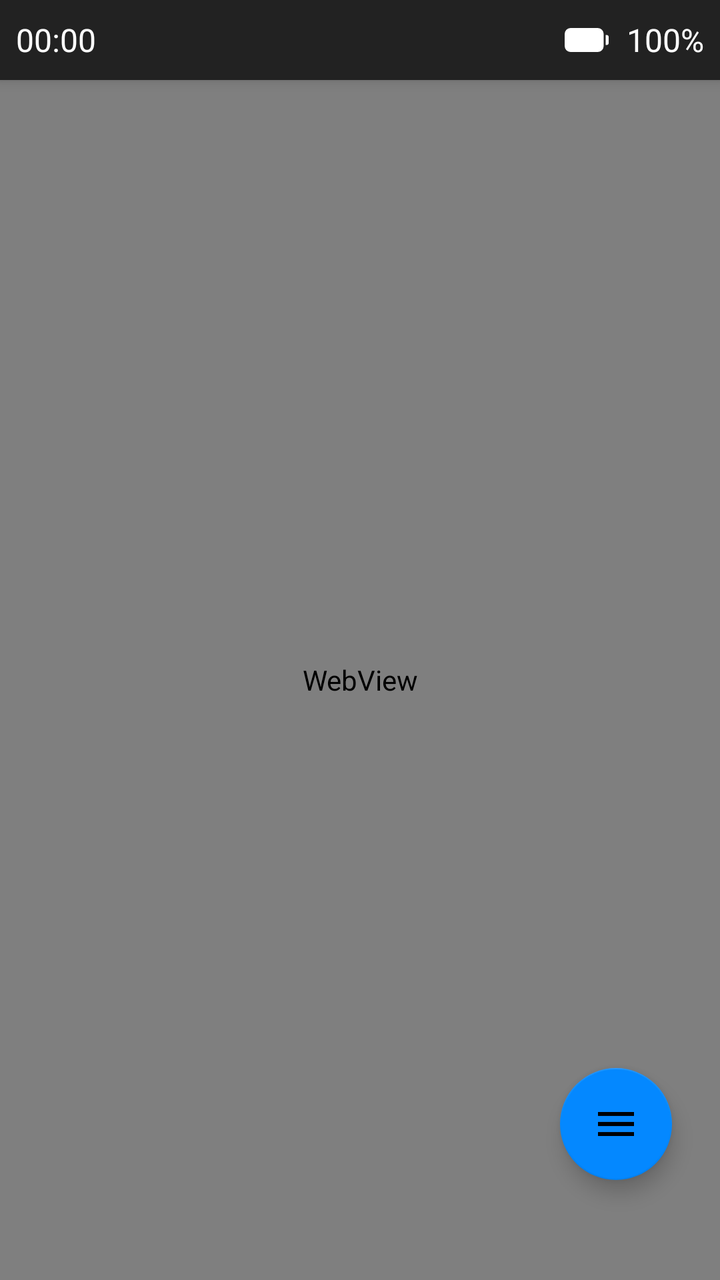
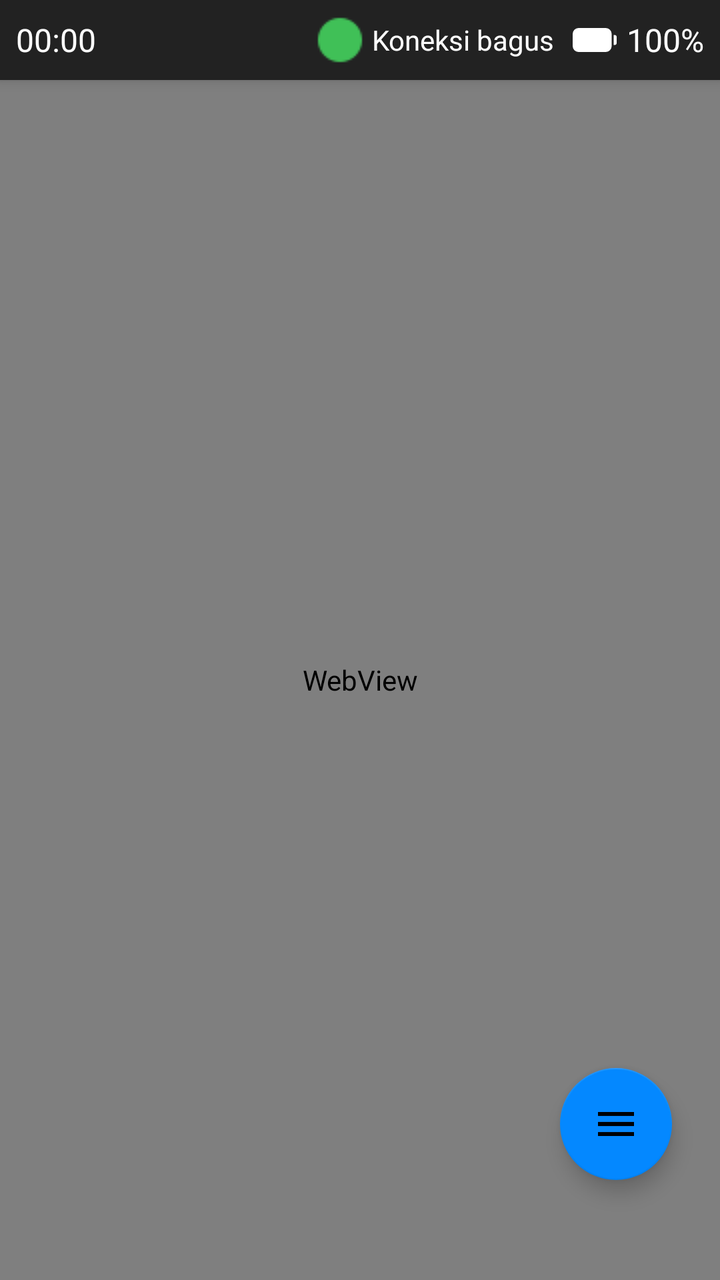

An Android layout rendered at two revisions. The XML below is the earlier revision; the diff shows what the commit changed to produce the second picture.
<!-- AndroidManifest.xml: application theme Theme.AppCompat.Light.NoActionBar -->
<!-- res/layout/activity_exam.xml -->
<?xml version="1.0" encoding="utf-8"?>
<RelativeLayout
    xmlns:android="http://schemas.android.com/apk/res/android"
    xmlns:app="http://schemas.android.com/apk/res-auto"
    android:layout_width="match_parent"
    android:layout_height="match_parent"
    android:keepScreenOn="true">

    
    <LinearLayout
        android:id="@+id/statusBar"
        android:layout_width="match_parent"
        android:layout_height="wrap_content"
        android:orientation="horizontal"
        android:padding="8dp"
        android:background="#222"
        android:gravity="center_vertical"
        android:elevation="4dp">

        
        <TextView
            android:id="@+id/tvClock"
            android:layout_width="0dp"
            android:layout_height="wrap_content"
            android:text="00:00"
            android:textColor="@android:color/white"
            android:textSize="16sp"
            android:layout_weight="1"/>

        
        <ImageView
            android:id="@+id/ivBattery"
            android:layout_width="24dp"
            android:layout_height="24dp"
            android:src="@drawable/ic_battery_full"
            android:tint="@android:color/white"
            android:layout_marginEnd="8dp"/>

        
        <TextView
            android:id="@+id/tvBattery"
            android:layout_width="wrap_content"
            android:layout_height="wrap_content"
            android:text="100%"
            android:textColor="@android:color/white"
            android:textSize="16sp"/>
    </LinearLayout>

    
    <WebView
        android:id="@+id/webView"
        android:layout_width="match_parent"
        android:layout_height="match_parent"
        android:layout_below="@id/statusBar"/>

    
    <com.google.android.material.floatingactionbutton.FloatingActionButton
        android:id="@+id/fabMain"
        android:layout_width="wrap_content"
        android:layout_height="wrap_content"
        android:layout_alignParentBottom="true"
        android:layout_alignParentEnd="true"
        android:layout_marginEnd="24dp"
        android:layout_marginBottom="50dp"
        android:src="@drawable/ic_menu"
        android:contentDescription="Menu"
        app:backgroundTint="@color/bg_menu_fab"/>

    <com.google.android.material.floatingactionbutton.FloatingActionButton
        android:id="@+id/fabRefresh"
        android:layout_width="wrap_content"
        android:layout_height="wrap_content"
        android:layout_alignParentBottom="true"
        android:layout_alignParentEnd="true"
        android:layout_marginEnd="24dp"
        android:layout_marginBottom="110dp"
        android:src="@drawable/ic_refresh"
        android:contentDescription="Refresh"
        android:visibility="gone"
        app:backgroundTint="@color/teal_200"/>

    <com.google.android.material.floatingactionbutton.FloatingActionButton
        android:id="@+id/fabExit"
        android:layout_width="wrap_content"
        android:layout_height="wrap_content"
        android:layout_alignParentBottom="true"
        android:layout_alignParentEnd="true"
        android:layout_marginEnd="24dp"
        android:layout_marginBottom="160dp"
        android:src="@drawable/ic_exit"
        android:contentDescription="Exit"
        android:visibility="gone"
        app:backgroundTint="@color/red"/>

</RelativeLayout>
<!-- resources referenced by this layout -->
<resources>
  <color name="bg_menu_fab">#0488ff</color>
  <color name="red">#f40000</color>
  <color name="teal_200">#03DAC5</color>
  <!-- drawable ic_battery_full (drawable) -->
  <vector xmlns:android="http://schemas.android.com/apk/res/android" android:height="24dp" android:tint="#000000" android:viewportHeight="960" android:viewportWidth="960" android:width="24dp">
        
      <path android:fillColor="@android:color/white" android:pathData="M160,720Q110,720 75,685Q40,650 40,600L40,360Q40,310 75,275Q110,240 160,240L700,240Q750,240 785,275Q820,310 820,360L820,600Q820,650 785,685Q750,720 700,720L160,720ZM860,580L860,380L880,380Q897,380 908.5,391.5Q920,403 920,420L920,540Q920,557 908.5,568.5Q897,580 880,580L860,580Z"/>
      
  </vector>
  <!-- drawable ic_exit: png bitmap (drawable, 2187 bytes) -->
  <!-- drawable ic_menu: png bitmap (drawable, 352 bytes) -->
  <!-- drawable ic_refresh: png bitmap (drawable, 1974 bytes) -->
</resources>

<!-- the commit's change to res/layout/activity_exam.xml (unified diff, before → after) -->
@@ -6,45 +6,73 @@
     android:layout_height="match_parent"
     android:keepScreenOn="true">
 
-    
-    <LinearLayout
-        android:id="@+id/statusBar"
-        android:layout_width="match_parent"
-        android:layout_height="wrap_content"
-        android:orientation="horizontal"
-        android:padding="8dp"
-        android:background="#222"
-        android:gravity="center_vertical"
-        android:elevation="4dp">
+		
+    	<LinearLayout
+		android:id="@+id/statusBar"
+		android:layout_width="match_parent"
+		android:layout_height="wrap_content"
+		android:orientation="horizontal"
+		android:padding="8dp"
+		android:background="#222"
+		android:gravity="center_vertical"
+		android:elevation="4dp">
 
-        
-        <TextView
-            android:id="@+id/tvClock"
-            android:layout_width="0dp"
-            android:layout_height="wrap_content"
-            android:text="00:00"
-            android:textColor="@android:color/white"
-            android:textSize="16sp"
-            android:layout_weight="1"/>
+		
+		<TextView
+			android:id="@+id/tvClock"
+			android:layout_width="wrap_content"
+			android:layout_height="wrap_content"
+			android:text="00:00"
+			android:textColor="@android:color/white"
+			android:textSize="16sp"
+			android:layout_gravity="center_vertical" />
 
-        
-        <ImageView
-            android:id="@+id/ivBattery"
-            android:layout_width="24dp"
-            android:layout_height="24dp"
-            android:src="@drawable/ic_battery_full"
-            android:tint="@android:color/white"
-            android:layout_marginEnd="8dp"/>
+		
+		<Space
+			android:layout_width="0dp"
+			android:layout_height="wrap_content"
+			android:layout_weight="1" />
 
-        
-        <TextView
-            android:id="@+id/tvBattery"
-            android:layout_width="wrap_content"
-            android:layout_height="wrap_content"
-            android:text="100%"
-            android:textColor="@android:color/white"
-            android:textSize="16sp"/>
-    </LinearLayout>
+		
+		<ImageView
+			android:id="@+id/statusIcon"
+			android:layout_width="24dp"
+			android:layout_height="24dp"
+			android:src="@drawable/ic_signal_good"
+			android:layout_gravity="center_vertical"
+			android:layout_marginEnd="4dp" />
+
+		
+		<TextView
+			android:id="@+id/statusText"
+			android:layout_width="wrap_content"
+			android:layout_height="wrap_content"
+			android:text="Koneksi bagus"
+			android:textColor="#FFFFFF"
+			android:textSize="14sp"
+			android:layout_gravity="center_vertical"
+			android:layout_marginEnd="8dp" />
+
+		
+		<ImageView
+			android:id="@+id/ivBattery"
+			android:layout_width="24dp"
+			android:layout_height="24dp"
+			android:src="@drawable/ic_battery_full"
+			android:tint="@android:color/white"
+			android:layout_gravity="center_vertical"
+			android:layout_marginEnd="4dp" />
+
+		
+		<TextView
+			android:id="@+id/tvBattery"
+			android:layout_width="wrap_content"
+			android:layout_height="wrap_content"
+			android:text="100%"
+			android:textColor="@android:color/white"
+			android:textSize="16sp"
+			android:layout_gravity="center_vertical" />
+	</LinearLayout>
 
     
     <WebView
<!-- resource entries referenced after the edit -->
@@ -12,5 +12,6 @@
   <!-- drawable ic_exit: png bitmap (drawable, 2187 bytes) -->
   <!-- drawable ic_menu: png bitmap (drawable, 352 bytes) -->
   <!-- drawable ic_refresh: png bitmap (drawable, 1974 bytes) -->
+  <!-- drawable ic_signal_good: png bitmap (drawable, 440 bytes) -->
 </resources>
 
